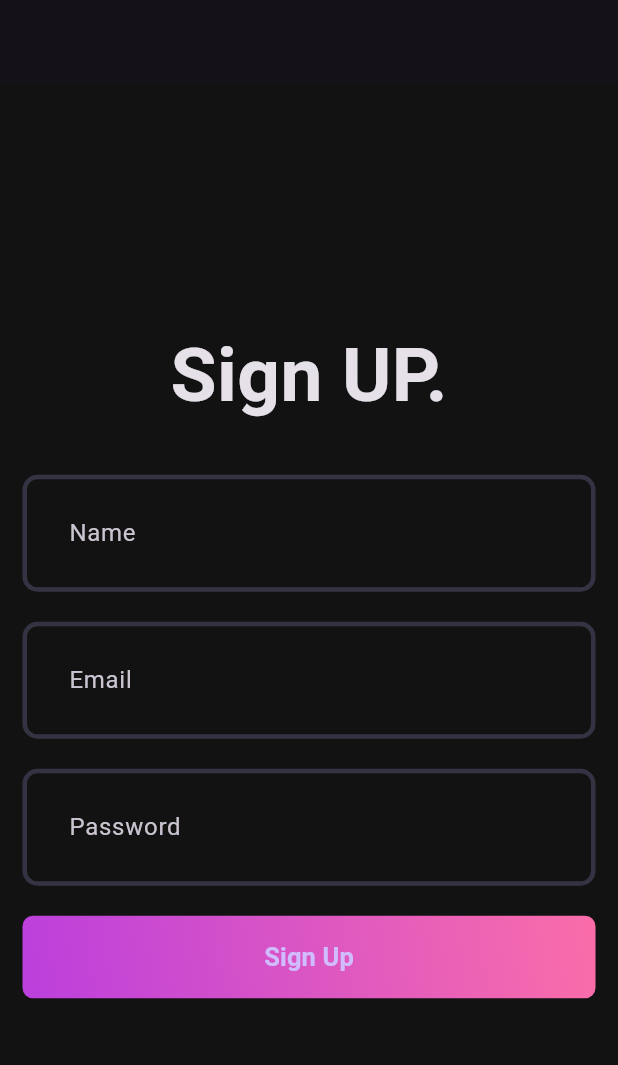
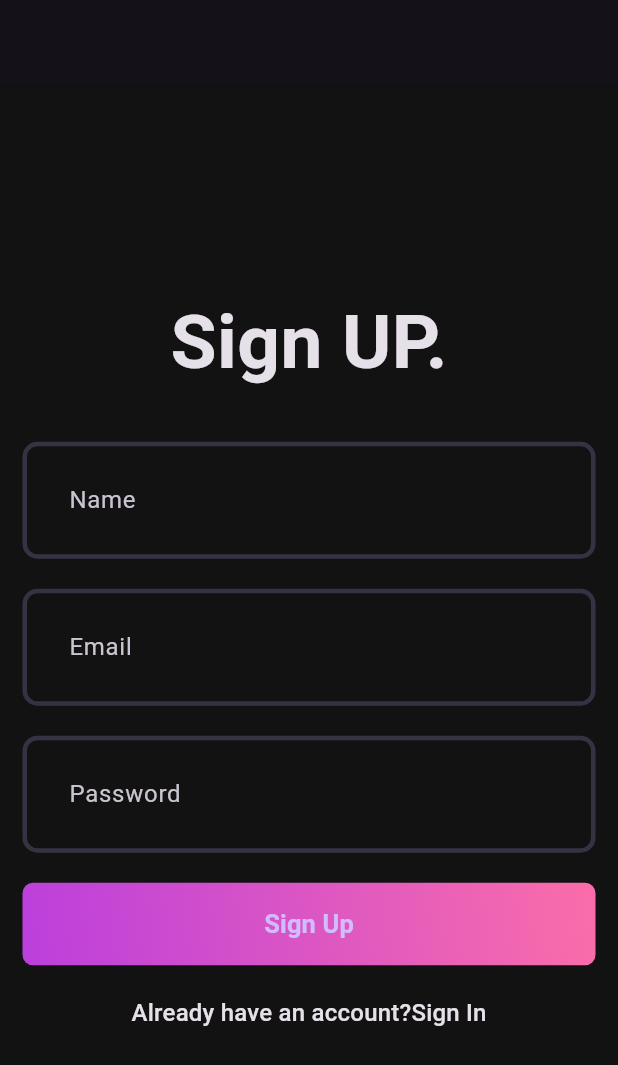
Before and after one commit to AUTU8M/clef-client, a Flutter app: the screen it shows after launch, on a phone screen of 412 x 824 dp. Shown: the top 1065 px of the screen. Run offline on Flutter 3.47's test engine with Material 3 defaults, Android fonts, the phone set to English and light mode, and no system bars.

Commit message:
thunderstrom work postpone

```diff
--- a/lib/features/auth/view/pages/signup_page.dart
+++ b/lib/features/auth/view/pages/signup_page.dart
@@ -39,6 +39,13 @@ class _SignupPageState extends State<SignupPage> {
             CustomField(hintText: 'Password'),
             const SizedBox(height: 20),
             AuthGradientButton(),
+            const SizedBox(height: 20),
+            RichText(
+              text: TextSpan(
+                  text: 'Already have an account?',
+                  style: Theme.of(context).textTheme.titleMedium,
+                  children: [TextSpan(text: 'Sign In')]),
+            )
           ],
         ),
       ),
```
